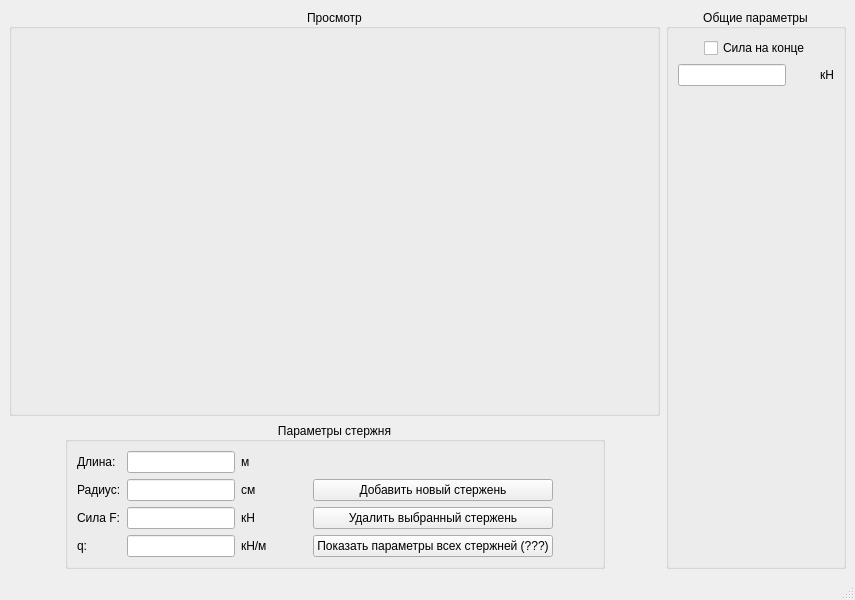
First picture: the form in mainwindow.ui, repository anya-ananasss/rodSystemAnalysis, before the edit.
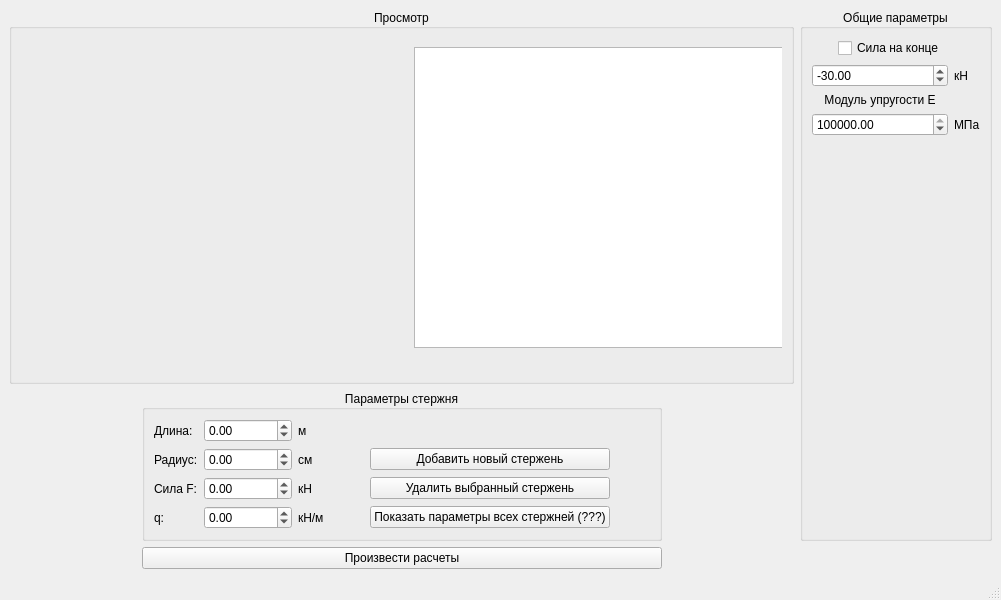
Second picture: the form after the edit.

Diff of the .ui file:
```diff
--- a/mainwindow.ui
+++ b/mainwindow.ui
@@ -6,7 +6,7 @@
    <rect>
     <x>0</x>
     <y>0</y>
-    <width>855</width>
+    <width>1001</width>
     <height>600</height>
    </rect>
   </property>
@@ -34,40 +34,6 @@
       </property>
      </spacer>
     </item>
-    <item row="0" column="0" colspan="3">
-     <widget class="QGroupBox" name="viewBox">
-      <property name="sizePolicy">
-       <sizepolicy hsizetype="Expanding" vsizetype="Expanding">
-        <horstretch>0</horstretch>
-        <verstretch>0</verstretch>
-       </sizepolicy>
-      </property>
-      <property name="baseSize">
-       <size>
-        <width>0</width>
-        <height>30</height>
-       </size>
-      </property>
-      <property name="title">
-       <string>Просмотр</string>
-      </property>
-      <property name="alignment">
-       <set>Qt::AlignmentFlag::AlignCenter</set>
-      </property>
-      <layout class="QHBoxLayout" name="horizontalLayout">
-       <item>
-        <widget class="QWidget" name="drawingWidget" native="true">
-         <property name="sizePolicy">
-          <sizepolicy hsizetype="Expanding" vsizetype="Expanding">
-           <horstretch>0</horstretch>
-           <verstretch>0</verstretch>
-          </sizepolicy>
-         </property>
-        </widget>
-       </item>
-      </layout>
-     </widget>
-    </item>
     <item row="0" column="3" rowspan="2">
      <widget class="QGroupBox" name="generalParamsBox">
       <property name="title">
@@ -87,17 +53,7 @@
          </property>
         </widget>
        </item>
-       <item row="1" column="0" colspan="2">
-        <widget class="QLineEdit" name="lineEdit">
-         <property name="sizePolicy">
-          <sizepolicy hsizetype="Fixed" vsizetype="Fixed">
-           <horstretch>0</horstretch>
-           <verstretch>0</verstretch>
-          </sizepolicy>
-         </property>
-        </widget>
-       </item>
-       <item row="2" column="0">
+       <item row="5" column="0">
         <spacer name="verticalSpacer">
          <property name="orientation">
           <enum>Qt::Orientation::Vertical</enum>
@@ -123,6 +79,115 @@
          </property>
         </widget>
        </item>
+       <item row="3" column="0" colspan="2">
+        <widget class="QDoubleSpinBox" name="resilenceSpinBox">
+         <property name="minimum">
+          <double>1.000000000000000</double>
+         </property>
+         <property name="maximum">
+          <double>9999999999999.000000000000000</double>
+         </property>
+         <property name="value">
+          <double>210000.000000000000000</double>
+         </property>
+        </widget>
+       </item>
+       <item row="3" column="2">
+        <widget class="QLabel" name="label_10">
+         <property name="text">
+          <string>МПа</string>
+         </property>
+        </widget>
+       </item>
+       <item row="2" column="0" colspan="2">
+        <widget class="QLabel" name="label_11">
+         <property name="text">
+          <string>Модуль упругости E</string>
+         </property>
+         <property name="alignment">
+          <set>Qt::AlignmentFlag::AlignCenter</set>
+         </property>
+        </widget>
+       </item>
+       <item row="1" column="0" colspan="2">
+        <widget class="QDoubleSpinBox" name="endForceSpinBox">
+         <property name="minimum">
+          <double>-999999.000000000000000</double>
+         </property>
+         <property name="maximum">
+          <double>9999999.000000000000000</double>
+         </property>
+         <property name="value">
+          <double>-30.000000000000000</double>
+         </property>
+        </widget>
+       </item>
+      </layout>
+     </widget>
+    </item>
+    <item row="2" column="1">
+     <widget class="QPushButton" name="calculateButton">
+      <property name="text">
+       <string>Произвести расчеты</string>
+      </property>
+     </widget>
+    </item>
+    <item row="0" column="0" colspan="3">
+     <widget class="QGroupBox" name="viewBox">
+      <property name="sizePolicy">
+       <sizepolicy hsizetype="Expanding" vsizetype="Expanding">
+        <horstretch>0</horstretch>
+        <verstretch>0</verstretch>
+       </sizepolicy>
+      </property>
+      <property name="baseSize">
+       <size>
+        <width>0</width>
+        <height>30</height>
+       </size>
+      </property>
+      <property name="title">
+       <string>Просмотр</string>
+      </property>
+      <property name="alignment">
+       <set>Qt::AlignmentFlag::AlignCenter</set>
+      </property>
+      <layout class="QHBoxLayout" name="horizontalLayout">
+       <item>
+        <widget class="QWidget" name="drawingWidget" native="true">
+         <property name="sizePolicy">
+          <sizepolicy hsizetype="Preferred" vsizetype="Preferred">
+           <horstretch>0</horstretch>
+           <verstretch>0</verstretch>
+          </sizepolicy>
+         </property>
+        </widget>
+       </item>
+       <item>
+        <widget class="QWidget" name="widget_2" native="true">
+         <property name="sizePolicy">
+          <sizepolicy hsizetype="Preferred" vsizetype="Preferred">
+           <horstretch>0</horstretch>
+           <verstretch>0</verstretch>
+          </sizepolicy>
+         </property>
+         <widget class="QWidget" name="horizontalLayoutWidget">
+          <property name="geometry">
+           <rect>
+            <x>9</x>
+            <y>9</y>
+            <width>371</width>
+            <height>301</height>
+           </rect>
+          </property>
+          <layout class="QHBoxLayout" name="horizontalLayout_2">
+           <item>
+            <widget class="QTableWidget" name="resultsTable"/>
+           </item>
+          </layout>
+         </widget>
+        </widget>
+       </item>
       </layout>
      </widget>
     </item>
@@ -141,57 +206,38 @@
        <set>Qt::AlignmentFlag::AlignCenter</set>
       </property>
       <layout class="QGridLayout" name="gridLayout_2">
-       <item row="0" column="1">
-        <widget class="QLineEdit" name="lengthEdit"/>
-       </item>
-       <item row="2" column="1">
-        <widget class="QLineEdit" name="forceEdit"/>
-       </item>
-       <item row="1" column="2">
-        <widget class="QLabel" name="label_6">
+       <item row="3" column="0">
+        <widget class="QLabel" name="label_4">
          <property name="text">
-          <string>см</string>
+          <string>q:</string>
          </property>
         </widget>
        </item>
-       <item row="0" column="0">
-        <widget class="QLabel" name="label">
-         <property name="text">
-          <string>Длина:</string>
-         </property>
-        </widget>
-       </item>
-       <item row="2" column="2">
-        <widget class="QLabel" name="label_7">
-         <property name="text">
-          <string>кН</string>
-         </property>
-        </widget>
-       </item>
-       <item row="1" column="1">
-        <widget class="QLineEdit" name="radEdit"/>
-       </item>
-       <item row="0" column="5">
-        <spacer name="horizontalSpacer_3">
-         <property name="orientation">
-          <enum>Qt::Orientation::Horizontal</enum>
-         </property>
-         <property name="sizeHint" stdset="0">
-          <size>
-           <width>40</width>
-           <height>20</height>
-          </size>
-         </property>
-        </spacer>
-       </item>
-       <item row="0" column="2">
+       <item row="0" column="3">
         <widget class="QLabel" name="label_5">
          <property name="text">
           <string>м</string>
          </property>
         </widget>
        </item>
-       <item row="0" column="3">
+       <item row="1" column="5">
+        <widget class="QPushButton" name="addRodButton">
+         <property name="text">
+          <string>Добавить новый стержень</string>
+         </property>
+        </widget>
+       </item>
+       <item row="0" column="2">
+        <widget class="QDoubleSpinBox" name="lengthEdit">
+         <property name="minimum">
+          <double>-999999999999.000000000000000</double>
+         </property>
+         <property name="maximum">
+          <double>999999999999.000000000000000</double>
+         </property>
+        </widget>
+       </item>
+       <item row="0" column="4">
         <spacer name="horizontalSpacer">
          <property name="orientation">
           <enum>Qt::Orientation::Horizontal</enum>
@@ -204,23 +250,6 @@
          </property>
         </spacer>
        </item>
-       <item row="3" column="2">
-        <widget class="QLabel" name="label_8">
-         <property name="text">
-          <string>кН/м</string>
-         </property>
-        </widget>
-       </item>
-       <item row="3" column="1">
-        <widget class="QLineEdit" name="qEdit"/>
-       </item>
-       <item row="1" column="0">
-        <widget class="QLabel" name="label_2">
-         <property name="text">
-          <string>Радиус:</string>
-         </property>
-        </widget>
-       </item>
        <item row="2" column="0">
         <widget class="QLabel" name="label_3">
          <property name="text">
@@ -228,7 +257,14 @@
          </property>
         </widget>
        </item>
-       <item row="0" column="4">
+       <item row="2" column="3">
+        <widget class="QLabel" name="label_7">
+         <property name="text">
+          <string>кН</string>
+         </property>
+        </widget>
+       </item>
+       <item row="0" column="5">
         <spacer name="horizontalSpacer_2">
          <property name="orientation">
           <enum>Qt::Orientation::Horizontal</enum>
@@ -241,34 +277,91 @@
          </property>
         </spacer>
        </item>
-       <item row="3" column="0">
-        <widget class="QLabel" name="label_4">
-         <property name="text">
-          <string>q:</string>
-         </property>
-        </widget>
-       </item>
-       <item row="1" column="4">
-        <widget class="QPushButton" name="addRodButton">
-         <property name="text">
-          <string>Добавить новый стержень</string>
-         </property>
-        </widget>
-       </item>
-       <item row="2" column="4">
+       <item row="2" column="5">
         <widget class="QPushButton" name="removeRodButton">
          <property name="text">
           <string>Удалить выбранный стержень</string>
          </property>
         </widget>
        </item>
-       <item row="3" column="4">
+       <item row="0" column="6">
+        <spacer name="horizontalSpacer_3">
+         <property name="orientation">
+          <enum>Qt::Orientation::Horizontal</enum>
+         </property>
+         <property name="sizeHint" stdset="0">
+          <size>
+           <width>40</width>
+           <height>20</height>
+          </size>
+         </property>
+        </spacer>
+       </item>
+       <item row="0" column="0">
+        <widget class="QLabel" name="label">
+         <property name="text">
+          <string>Длина:</string>
+         </property>
+        </widget>
+       </item>
+       <item row="1" column="3">
+        <widget class="QLabel" name="label_6">
+         <property name="text">
+          <string>см</string>
+         </property>
+        </widget>
+       </item>
+       <item row="3" column="3">
+        <widget class="QLabel" name="label_8">
+         <property name="text">
+          <string>кН/м</string>
+         </property>
+        </widget>
+       </item>
+       <item row="3" column="5">
         <widget class="QPushButton" name="allStatsButton">
          <property name="text">
           <string>Показать параметры всех стержней (???)</string>
          </property>
         </widget>
        </item>
+       <item row="1" column="0">
+        <widget class="QLabel" name="label_2">
+         <property name="text">
+          <string>Радиус:</string>
+         </property>
+        </widget>
+       </item>
+       <item row="1" column="2">
+        <widget class="QDoubleSpinBox" name="radEdit">
+         <property name="minimum">
+          <double>-99999999999.000000000000000</double>
+         </property>
+         <property name="maximum">
+          <double>999999999999.000000000000000</double>
+         </property>
+        </widget>
+       </item>
+       <item row="2" column="2">
+        <widget class="QDoubleSpinBox" name="forceEdit">
+         <property name="minimum">
+          <double>-9999999999.000000000000000</double>
+         </property>
+         <property name="maximum">
+          <double>99999999999.000000000000000</double>
+         </property>
+        </widget>
+       </item>
+       <item row="3" column="2">
+        <widget class="QDoubleSpinBox" name="qEdit">
+         <property name="minimum">
+          <double>-9999999999.000000000000000</double>
+         </property>
+         <property name="maximum">
+          <double>99999999999.000000000000000</double>
+         </property>
+        </widget>
+       </item>
       </layout>
      </widget>
     </item>
```
Left out of the diff: 12 changed lines with no effect on the pictures.
